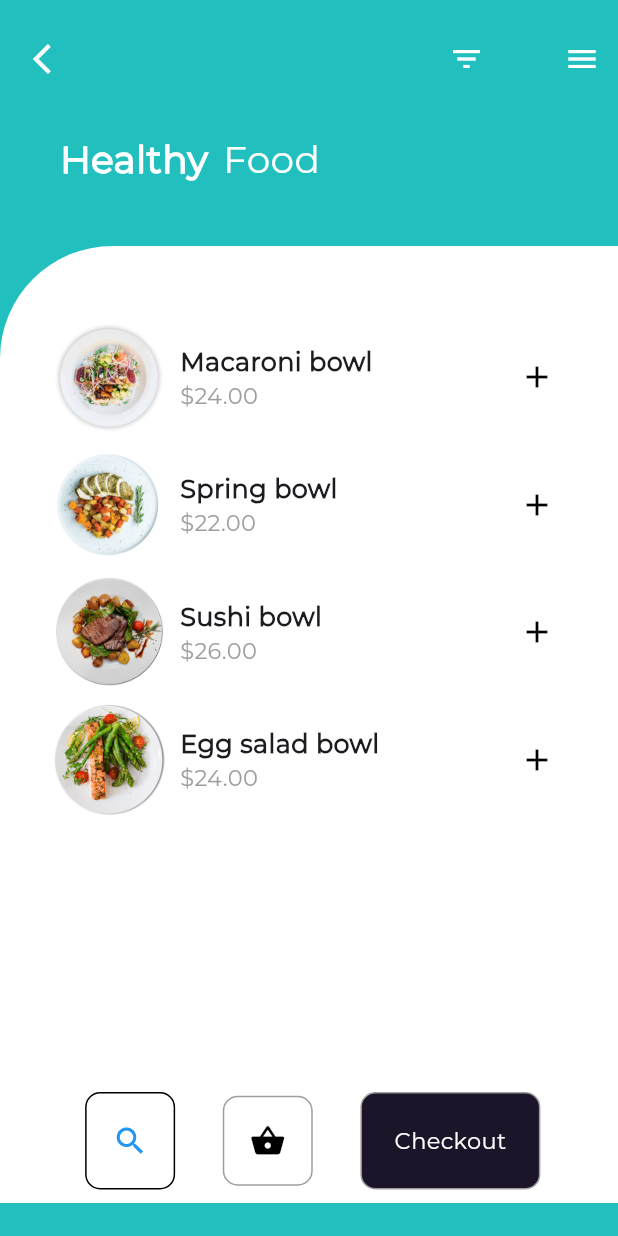
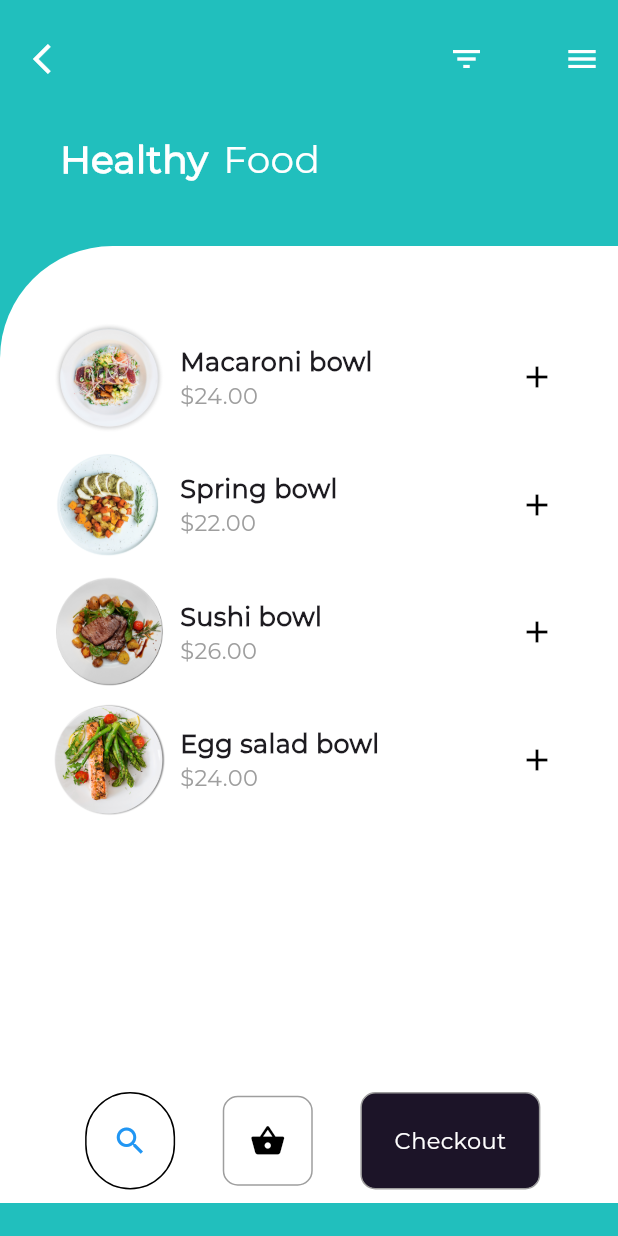
Before and after one commit to nawo6TGJD/App-CalFit-, a Flutter app: the screen it shows after launch, on a phone screen of 412 x 824 dp. Run offline on Flutter 3.47's test engine with Material 3 defaults, Android fonts, the phone set to English and light mode, and no system bars; project files that could hold a hidden picture were left out.

Commit message:
Update main.dart

```diff
--- a/lib/main.dart
+++ b/lib/main.dart
@@ -112,7 +112,7 @@ class _MyHomePageState extends State<MyHomePage> {
                             color: Colors.black,
                             style: BorderStyle.solid,
                             width: 1.0),
-                        borderRadius: BorderRadius.circular(10.0),
+                        borderRadius: BorderRadius.circular(30.0),
                       ),
                       child: Center(
                         child: Icon(Icons.search, color: Colors.blue),
```
